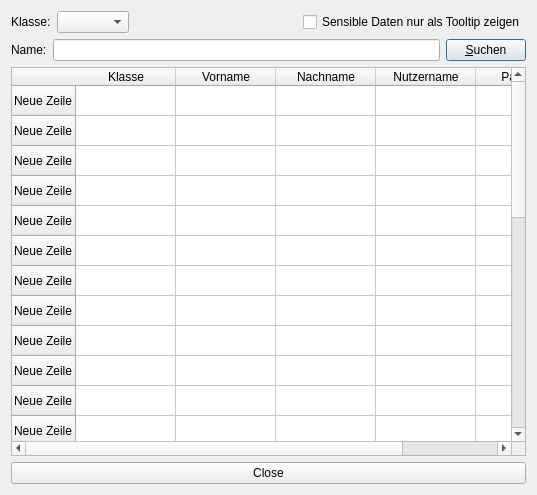
The window that sfinder/maindlg.ui (cniehaus/biotools) describes before a commit, drawn with Qt 5.
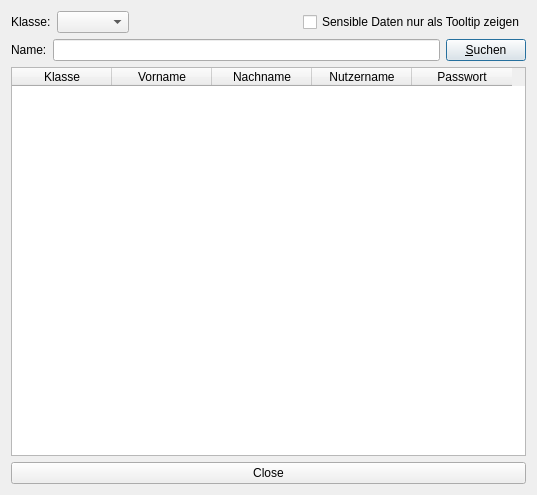
The same window after the commit.

Commit message: Endlich hat die Tabelle genau die Anzahl an Zeilen, die richtig ist

Patch:
```diff
--- a/sfinder/maindlg.ui
+++ b/sfinder/maindlg.ui
@@ -64,148 +64,8 @@
      </item>
     </layout>
    </item>
-   <item row="2" column="0" colspan="4" >
-    <widget class="QTableWidget" name="tabelle" >
-     <row>
-      <property name="text" >
-       <string>Neue Zeile</string>
-      </property>
-     </row>
-     <row>
-      <property name="text" >
-       <string>Neue Zeile</string>
-      </property>
-     </row>
-     <row>
-      <property name="text" >
-       <string>Neue Zeile</string>
-      </property>
-     </row>
-     <row>
-      <property name="text" >
-       <string>Neue Zeile</string>
-      </property>
-     </row>
-     <row>
-      <property name="text" >
-       <string>Neue Zeile</string>
-      </property>
-     </row>
-     <row>
-      <property name="text" >
-       <string>Neue Zeile</string>
-      </property>
-     </row>
-     <row>
-      <property name="text" >
-       <string>Neue Zeile</string>
-      </property>
-     </row>
-     <row>
-      <property name="text" >
-       <string>Neue Zeile</string>
-      </property>
-     </row>
-     <row>
-      <property name="text" >
-       <string>Neue Zeile</string>
-      </property>
-     </row>
-     <row>
-      <property name="text" >
-       <string>Neue Zeile</string>
-      </property>
-     </row>
-     <row>
-      <property name="text" >
-       <string>Neue Zeile</string>
-      </property>
-     </row>
-     <row>
-      <property name="text" >
-       <string>Neue Zeile</string>
-      </property>
-     </row>
-     <row>
-      <property name="text" >
-       <string>Neue Zeile</string>
-      </property>
-     </row>
-     <row>
-      <property name="text" >
-       <string>Neue Zeile</string>
-      </property>
-     </row>
-     <row>
-      <property name="text" >
-       <string>Neue Zeile</string>
-      </property>
-     </row>
-     <row>
-      <property name="text" >
-       <string>Neue Zeile</string>
-      </property>
-     </row>
-     <row>
-      <property name="text" >
-       <string>Neue Zeile</string>
-      </property>
-     </row>
-     <row>
-      <property name="text" >
-       <string>Neue Zeile</string>
-      </property>
-     </row>
-     <row>
-      <property name="text" >
-       <string>Neue Zeile</string>
-      </property>
-     </row>
-     <row>
-      <property name="text" >
-       <string>Neue Zeile</string>
-      </property>
-     </row>
-     <row>
-      <property name="text" >
-       <string>Neue Zeile</string>
-      </property>
-     </row>
-     <row>
-      <property name="text" >
-       <string>Neue Zeile</string>
-      </property>
-     </row>
-     <row>
-      <property name="text" >
-       <string>Neue Zeile</string>
-      </property>
-     </row>
-     <row>
-      <property name="text" >
-       <string>Neue Zeile</string>
-      </property>
-     </row>
-     <row>
-      <property name="text" >
-       <string>Neue Zeile</string>
-      </property>
-     </row>
-     <row>
-      <property name="text" >
-       <string>Neue Zeile</string>
-      </property>
-     </row>
-     <row>
-      <property name="text" >
-       <string>Neue Zeile</string>
-      </property>
-     </row>
-     <row>
-      <property name="text" >
-       <string>Neue Zeile</string>
-      </property>
-     </row>
+   <item row="2" column="0" colspan="4">
+    <widget class="QTableWidget" name="tabelle">
      <column>
       <property name="text" >
        <string>Klasse</string>
```
Left out of the diff: 69 changed lines with no effect on the pictures. The commit also changes 1 other file.
